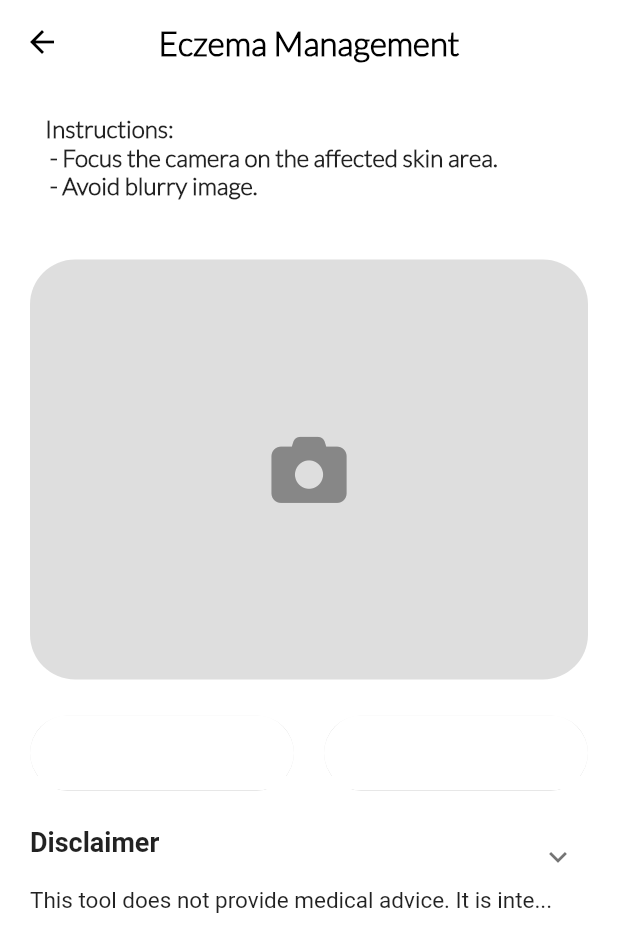
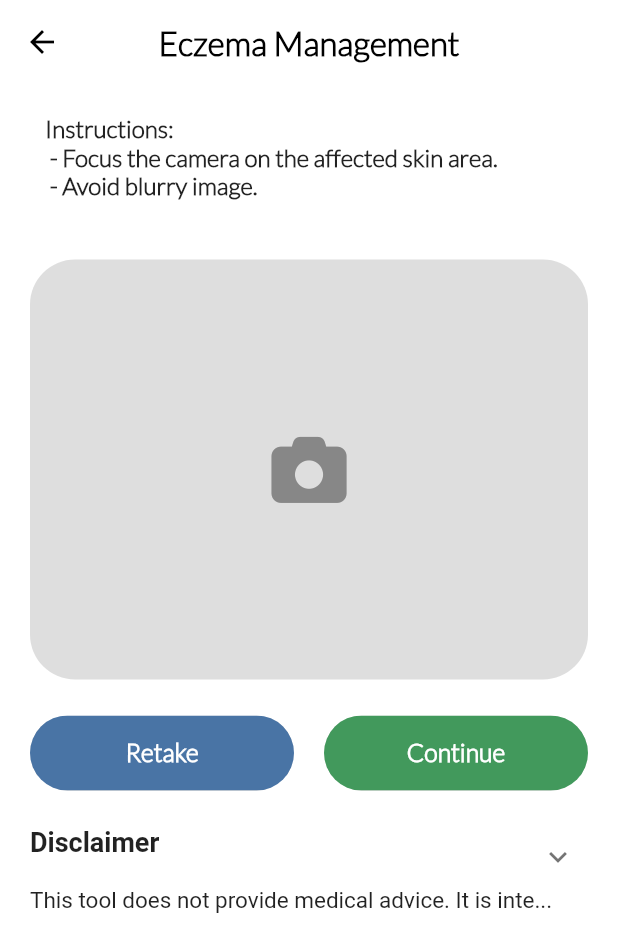
Before and after one commit to Marcusneo121/remdii_ai_user, a Flutter app: the Homepage screen opened directly, after a tap on "Eczema Management", on a phone screen of 412 x 824 dp. Shown: the top 952 px of the screen. Run offline on Flutter 3.47's test engine with Material 2 defaults, Android fonts, the phone set to English and light mode, and no system bars; drawn by our look-alikes of expandable; our stand-ins replace cached_network_image, carousel_slider, cloud_firestore, device_preview, firebase_core, firebase_messaging and 13 more; missing offline and left inert: email_auth, linkable, mysql1, mysql_client; accounts and stored records are empty.

Commit message:
Update Flutter 3.0

```diff
--- a/lib/DB_Models/connection.dart
+++ b/lib/DB_Models/connection.dart
@@ -1,8 +1,20 @@
 class connection {
   // Remdii_At_Lipidware Side Project
-  static const String host = '34.126.102.156';
-  static const String user = 'remdiimysql57';
-  static const String db = 'remdii_db';
-  static const String pw = '0000Aaaa;';
+  // static const String host = '34.126.102.156';
+  // static const String user = 'remdiimysql57';
+  // static const String db = 'remdii_db';
+  // static const String pw = '0000Aaaa;';
+  // static const int port = 3306;
+
+  // static const String host = '170.187.230.161';
+  // static const String user = 'remdii';
+  // static const String db = 'remdii';
+  // static const String pw = '50thanni1';
+  // static const int port = 3306;
+
+  static const String host = '192.46.227.154';
+  static const String user = 'remdii';
+  static const String db = 'remdii';
+  static const String pw = 'freecleangajitable';
   static const int port = 3306;
 }
--- a/lib/Screens/Homepage/homepage_screen.dart
+++ b/lib/Screens/Homepage/homepage_screen.dart
@@ -148,7 +148,7 @@ class _HomepageState extends State<Homepage> {
 
   Widget menuItem(int id, String title, IconData icon, bool selected) {
     return Material(
-      color: selected ? Colors.grey[200] : Colors.transparent,
+      color: selected ? Colors.white : Colors.transparent,
       child: InkWell(
         onTap: () {
           Navigator.pop(context);
--- a/lib/components/nav_button.dart
+++ b/lib/components/nav_button.dart
@@ -20,7 +20,7 @@ class nav_button extends StatelessWidget {
         onPressed: press,
         style: ElevatedButton.styleFrom(
             padding: EdgeInsets.symmetric(vertical: 15, horizontal: 35),
-            backgroundColor: Color(0xFFDEDEDE), // background (button) color
+            backgroundColor: Color(0xFFFFFFFF), // background (button) color
             shape: RoundedRectangleBorder(
               borderRadius: BorderRadius.circular(29.0),
             ),
@@ -39,6 +39,7 @@ class nav_button extends StatelessWidget {
               text,
               style: TextStyle(
                   fontFamily: 'Lato',
+                  color: Colors.black,
                   fontWeight: FontWeight.w800,
                   fontSize: 20.0),
             ),
--- a/lib/components/rounded_button.dart
+++ b/lib/components/rounded_button.dart
@@ -24,7 +24,7 @@ class RoundedButton extends StatelessWidget {
         borderRadius: BorderRadius.circular(29),
         child: ElevatedButton(
             style: ElevatedButton.styleFrom(
-              backgroundColor: Colors.white, // background (button) color
+              backgroundColor: color, // background (button) color
               padding: EdgeInsets.symmetric(vertical: 15, horizontal: 35),
             ),
             onPressed: press,
--- a/pubspec.yaml
+++ b/pubspec.yaml
@@ -60,6 +60,7 @@ dependencies:
   cloud_firestore: ^4.2.0
   random_string: ^2.3.1
   gkash_payment: ^0.0.7
+  mysql_client: ^0.0.27
 
 dev_dependencies:
   flutter_test:
```
Also changed, not shown: lib/Screens/SignUp/Components/body.dart (+63 -0 lines), pubspec.lock.
